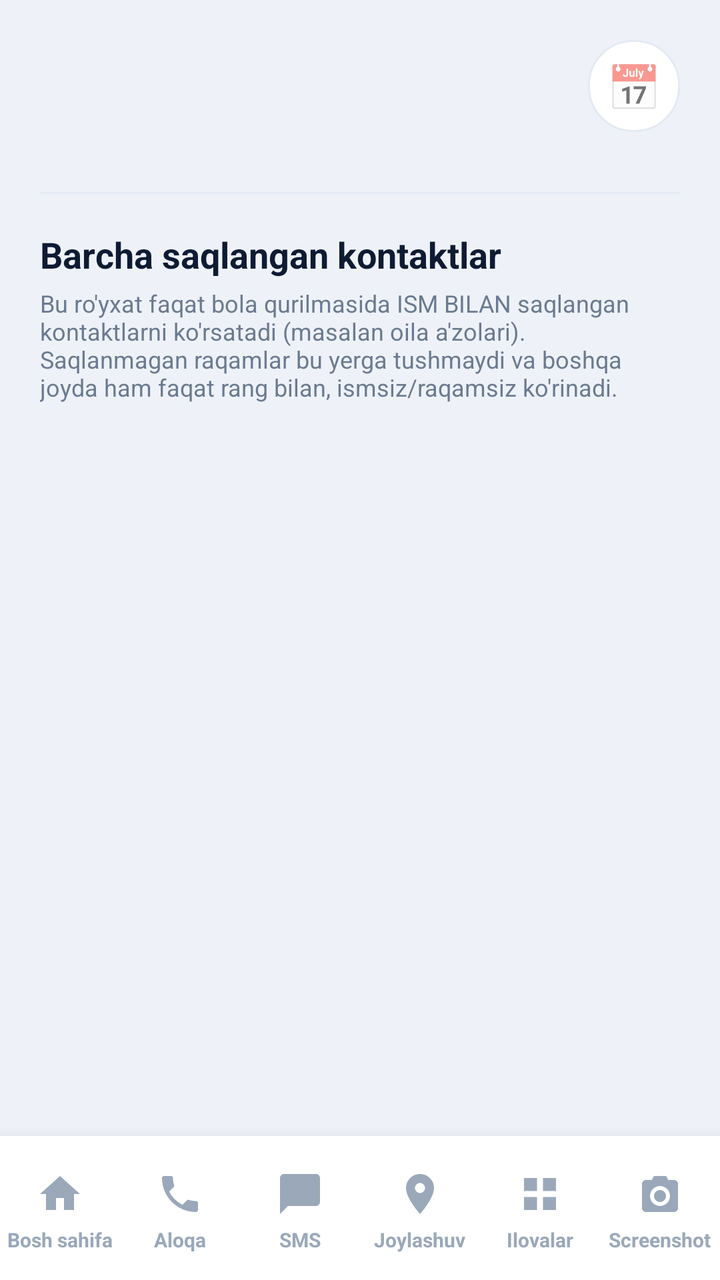
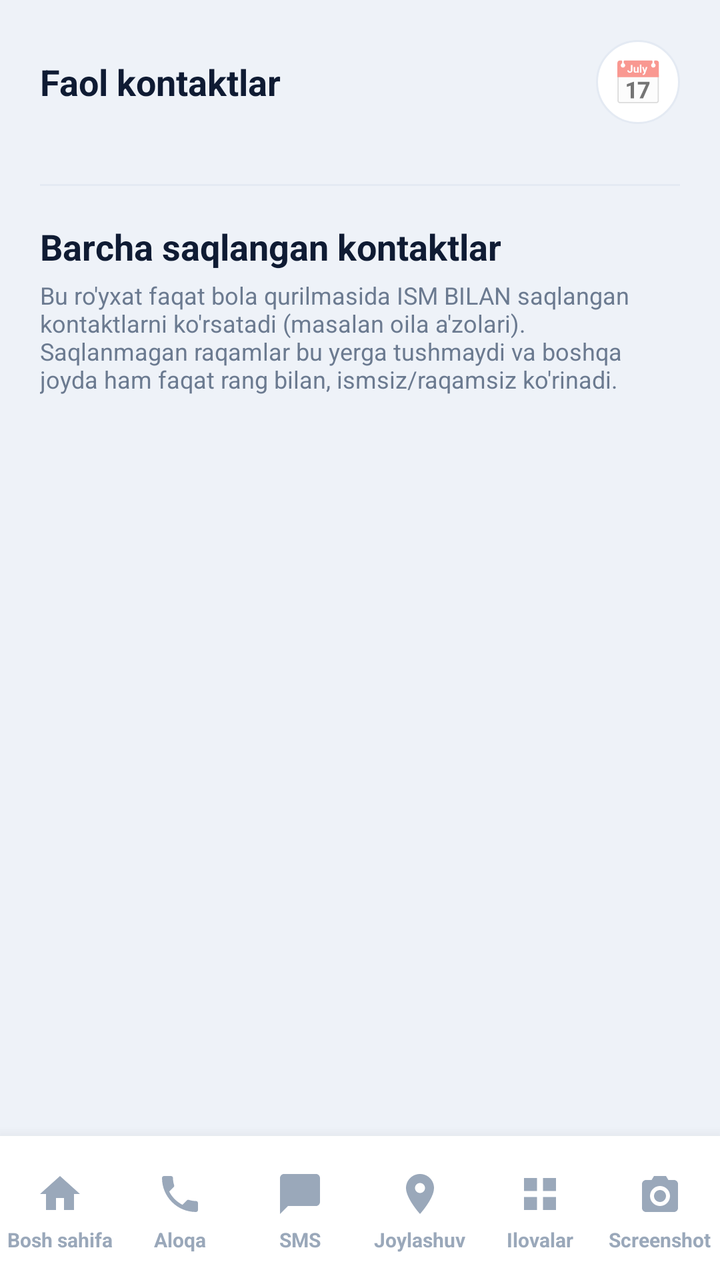

Before-and-after screenshots of an Android layout around one commit, followed by the original layout XML and the change that was made.
<!-- AndroidManifest.xml: application theme Theme.OilaNazorati -->
<!-- res/layout/activity_saved_contacts.xml -->
<?xml version="1.0" encoding="utf-8"?>
<LinearLayout xmlns:android="http://schemas.android.com/apk/res/android"
    android:layout_width="match_parent"
    android:layout_height="match_parent"
    android:orientation="vertical"
    android:background="@color/color_bg">

    <ScrollView
        android:layout_width="match_parent"
        android:layout_height="0dp"
        android:layout_weight="1">

        <LinearLayout
            android:layout_width="match_parent"
            android:layout_height="wrap_content"
            android:orientation="vertical"
            android:padding="20dp">

            
            <LinearLayout
                android:layout_width="match_parent"
                android:layout_height="wrap_content"
                android:gravity="end"
                android:layout_marginBottom="8dp">

                <TextView
                    android:id="@+id/btnPickDate"
                    android:layout_width="46dp"
                    android:layout_height="46dp"
                    android:gravity="center"
                    android:text="📅"
                    android:textSize="22sp"
                    android:contentDescription="Sana tanlash"
                    android:background="@drawable/bg_card_theme"
                    android:clickable="true"
                    android:focusable="true"/>
            </LinearLayout>

            <androidx.recyclerview.widget.RecyclerView
                android:id="@+id/todayContactsList"
                android:layout_width="match_parent"
                android:layout_height="wrap_content"
                android:nestedScrollingEnabled="false"/>

            <LinearLayout
                android:id="@+id/dayResultCard"
                android:layout_width="match_parent"
                android:layout_height="wrap_content"
                android:orientation="vertical"
                android:background="@drawable/bg_card_theme"
                android:padding="16dp"
                android:layout_marginTop="16dp"
                android:visibility="gone">

                <TextView
                    android:id="@+id/selectedDateLabel"
                    android:layout_width="match_parent"
                    android:layout_height="wrap_content"
                    android:textSize="13sp"
                    android:textColor="@color/color_text_secondary"/>

                <TextView
                    android:id="@+id/dayCountLabel"
                    android:layout_width="match_parent"
                    android:layout_height="wrap_content"
                    android:textSize="16sp"
                    android:textStyle="bold"
                    android:textColor="@color/color_text_primary"
                    android:layout_marginTop="2dp"
                    android:layout_marginBottom="12dp"/>

                <TextView
                    android:id="@+id/dayEmptyText"
                    android:layout_width="match_parent"
                    android:layout_height="wrap_content"
                    android:text="Bu kunda hech kim bilan gaplashilmagan."
                    android:textSize="13sp"
                    android:textColor="@color/color_text_secondary"
                    android:visibility="gone"/>

                <androidx.recyclerview.widget.RecyclerView
                    android:id="@+id/dayContactsList"
                    android:layout_width="match_parent"
                    android:layout_height="wrap_content"
                    android:nestedScrollingEnabled="false"/>

            </LinearLayout>

            <View
                android:layout_width="match_parent"
                android:layout_height="1dp"
                android:background="@color/color_border"
                android:layout_marginTop="22dp"
                android:layout_marginBottom="18dp"/>

            <TextView
                android:layout_width="match_parent"
                android:layout_height="wrap_content"
                android:text="Barcha saqlangan kontaktlar"
                android:textSize="18sp"
                android:textStyle="bold"
                android:textColor="@color/color_text_primary"/>

            <TextView
                android:layout_width="match_parent"
                android:layout_height="wrap_content"
                android:text="Bu ro'yxat faqat bola qurilmasida ISM BILAN saqlangan kontaktlarni ko'rsatadi (masalan oila a'zolari). Saqlanmagan raqamlar bu yerga tushmaydi va boshqa joyda ham faqat rang bilan, ismsiz/raqamsiz ko'rinadi."
                android:textSize="12sp"
                android:textColor="@color/color_text_secondary"
                android:layout_marginTop="4dp"
                android:layout_marginBottom="14dp"/>

            <androidx.recyclerview.widget.RecyclerView
                android:id="@+id/savedContactsList"
                android:layout_width="match_parent"
                android:layout_height="wrap_content"
                android:nestedScrollingEnabled="false"/>

        </LinearLayout>
    </ScrollView>

    <include layout="@layout/layout_bottom_nav"/>

</LinearLayout>
<!-- res/layout/layout_bottom_nav.xml (included above) -->
<?xml version="1.0" encoding="utf-8"?>
<LinearLayout xmlns:android="http://schemas.android.com/apk/res/android"
    android:layout_width="match_parent"
    android:layout_height="72dp"
    android:orientation="horizontal"
    android:background="@color/color_surface"
    android:elevation="12dp"
    android:paddingTop="4dp">

    <LinearLayout
        android:id="@+id/navHome"
        android:layout_width="0dp" android:layout_height="match_parent" android:layout_weight="1"
        android:orientation="vertical" android:gravity="center"
        android:background="?attr/selectableItemBackground" android:clickable="true" android:focusable="true">
        <ImageView android:layout_width="24dp" android:layout_height="24dp" android:src="@drawable/ic_nav_home" android:tint="@color/color_nav_inactive" android:contentDescription="Bosh sahifa"/>
        <TextView android:layout_width="wrap_content" android:layout_height="wrap_content" android:layout_marginTop="4dp" android:text="Bosh sahifa" android:textColor="@color/color_nav_inactive" android:textSize="10sp" android:textStyle="bold" android:maxLines="1" android:ellipsize="end"/>
    </LinearLayout>

    <LinearLayout
        android:id="@+id/navCalls"
        android:layout_width="0dp" android:layout_height="match_parent" android:layout_weight="1"
        android:orientation="vertical" android:gravity="center"
        android:background="?attr/selectableItemBackground" android:clickable="true" android:focusable="true">
        <ImageView android:layout_width="24dp" android:layout_height="24dp" android:src="@drawable/ic_nav_call" android:tint="@color/color_nav_inactive" android:contentDescription="Aloqa"/>
        <TextView android:layout_width="wrap_content" android:layout_height="wrap_content" android:layout_marginTop="4dp" android:text="Aloqa" android:textColor="@color/color_nav_inactive" android:textSize="10sp" android:textStyle="bold" android:maxLines="1" android:ellipsize="end"/>
    </LinearLayout>

    <LinearLayout
        android:id="@+id/navSms"
        android:layout_width="0dp" android:layout_height="match_parent" android:layout_weight="1"
        android:orientation="vertical" android:gravity="center"
        android:background="?attr/selectableItemBackground" android:clickable="true" android:focusable="true">
        <ImageView android:layout_width="24dp" android:layout_height="24dp" android:src="@drawable/ic_message" android:tint="@color/color_nav_inactive" android:contentDescription="SMS"/>
        <TextView android:layout_width="wrap_content" android:layout_height="wrap_content" android:layout_marginTop="4dp" android:text="SMS" android:textColor="@color/color_nav_inactive" android:textSize="10sp" android:textStyle="bold" android:maxLines="1" android:ellipsize="end"/>
    </LinearLayout>

    <LinearLayout
        android:id="@+id/navLocation"
        android:layout_width="0dp" android:layout_height="match_parent" android:layout_weight="1"
        android:orientation="vertical" android:gravity="center"
        android:background="?attr/selectableItemBackground" android:clickable="true" android:focusable="true">
        <ImageView android:layout_width="24dp" android:layout_height="24dp" android:src="@drawable/ic_nav_location" android:tint="@color/color_nav_inactive" android:contentDescription="Joylashuv"/>
        <TextView android:layout_width="wrap_content" android:layout_height="wrap_content" android:layout_marginTop="4dp" android:text="Joylashuv" android:textColor="@color/color_nav_inactive" android:textSize="10sp" android:textStyle="bold" android:maxLines="1" android:ellipsize="end"/>
    </LinearLayout>

    <LinearLayout
        android:id="@+id/navApps"
        android:layout_width="0dp" android:layout_height="match_parent" android:layout_weight="1"
        android:orientation="vertical" android:gravity="center"
        android:background="?attr/selectableItemBackground" android:clickable="true" android:focusable="true">
        <ImageView android:layout_width="24dp" android:layout_height="24dp" android:src="@drawable/ic_nav_apps" android:tint="@color/color_nav_inactive" android:contentDescription="Ilovalar"/>
        <TextView android:layout_width="wrap_content" android:layout_height="wrap_content" android:layout_marginTop="4dp" android:text="Ilovalar" android:textColor="@color/color_nav_inactive" android:textSize="10sp" android:textStyle="bold" android:maxLines="1" android:ellipsize="end"/>
    </LinearLayout>

    <LinearLayout
        android:id="@+id/navScreenshot"
        android:layout_width="0dp" android:layout_height="match_parent" android:layout_weight="1"
        android:orientation="vertical" android:gravity="center"
        android:background="?attr/selectableItemBackground" android:clickable="true" android:focusable="true">
        <ImageView android:layout_width="24dp" android:layout_height="24dp" android:src="@drawable/ic_nav_screenshot" android:tint="@color/color_nav_inactive" android:contentDescription="Screenshot"/>
        <TextView android:layout_width="wrap_content" android:layout_height="wrap_content" android:layout_marginTop="4dp" android:text="Screenshot" android:textColor="@color/color_nav_inactive" android:textSize="10sp" android:textStyle="bold" android:maxLines="1" android:ellipsize="end"/>
    </LinearLayout>

</LinearLayout>
<!-- resources referenced by this layout -->
<resources>
  <color name="color_bg">#EEF2F8</color>
  <color name="color_border">#E4EAF3</color>
  <color name="color_nav_inactive">#9AA8BA</color>
  <color name="color_surface">#FFFFFF</color>
  <color name="color_text_primary">#0F1B33</color>
  <color name="color_text_secondary">#6B7A90</color>
  <!-- drawable bg_card_theme (drawable) -->
  <?xml version="1.0" encoding="utf-8"?>
  <shape xmlns:android="http://schemas.android.com/apk/res/android">
      <solid android:color="@color/color_surface"/>
      <corners android:radius="22dp"/>
      <stroke android:width="1dp" android:color="@color/color_border"/>
  </shape>
  <!-- drawable ic_message (drawable) -->
  <vector xmlns:android="http://schemas.android.com/apk/res/android"
      android:width="24dp" android:height="24dp"
      android:viewportWidth="24" android:viewportHeight="24">
      <path android:fillColor="#FFFFFF"
          android:pathData="M20,2L4,2c-1.1,0 -2,0.9 -2,2v18l4,-4h14c1.1,0 2,-0.9 2,-2L22,4c0,-1.1 -0.9,-2 -2,-2z"/>
  </vector>
  <!-- drawable ic_nav_apps (drawable) -->
  <vector xmlns:android="http://schemas.android.com/apk/res/android"
      android:width="24dp" android:height="24dp"
      android:viewportWidth="24" android:viewportHeight="24">
      <path android:fillColor="#FFFFFF"
          android:pathData="M4,4h6.5v6.5H4V4zM13.5,4H20v6.5h-6.5V4zM4,13.5h6.5V20H4V13.5zM13.5,13.5H20V20h-6.5V13.5z"/>
  </vector>
  <!-- drawable ic_nav_call (drawable) -->
  <vector xmlns:android="http://schemas.android.com/apk/res/android"
      android:width="24dp" android:height="24dp"
      android:viewportWidth="24" android:viewportHeight="24">
      <path android:fillColor="#FFFFFF"
          android:pathData="M6.62,10.79c1.44,2.83 3.76,5.14 6.59,6.59l2.2,-2.2c0.27,-0.27 0.67,-0.36 1.02,-0.24 1.12,0.37 2.33,0.57 3.57,0.57 0.55,0 1,0.45 1,1L21,20c0,0.55 -0.45,1 -1,1 -9.39,0 -17,-7.61 -17,-17 0,-0.55 0.45,-1 1,-1h3.5c0.55,0 1,0.45 1,1 0,1.25 0.2,2.45 0.57,3.57 0.11,0.35 0.03,0.74 -0.25,1.02L6.62,10.79z"/>
  </vector>
  <!-- drawable ic_nav_home (drawable) -->
  <vector xmlns:android="http://schemas.android.com/apk/res/android"
      android:width="24dp" android:height="24dp"
      android:viewportWidth="24" android:viewportHeight="24">
      <path android:fillColor="#FFFFFF"
          android:pathData="M10,20v-6h4v6h5v-8h3L12,3 2,12h3v8z"/>
  </vector>
  <!-- drawable ic_nav_location (drawable) -->
  <vector xmlns:android="http://schemas.android.com/apk/res/android"
      android:width="24dp" android:height="24dp"
      android:viewportWidth="24" android:viewportHeight="24">
      <path android:fillColor="#FFFFFF"
          android:pathData="M12,2C8.13,2 5,5.13 5,9c0,5.25 7,13 7,13s7,-7.75 7,-13c0,-3.87 -3.13,-7 -7,-7zM12,11.5c-1.38,0 -2.5,-1.12 -2.5,-2.5s1.12,-2.5 2.5,-2.5 2.5,1.12 2.5,2.5 -1.12,2.5 -2.5,2.5z"/>
  </vector>
  <!-- drawable ic_nav_screenshot (drawable) -->
  <?xml version="1.0" encoding="utf-8"?>
  <vector xmlns:android="http://schemas.android.com/apk/res/android"
      android:width="24dp"
      android:height="24dp"
      android:viewportWidth="24"
      android:viewportHeight="24">
      <path
          android:fillColor="#FF000000"
          android:pathData="M9,3L7.8,5H5C3.9,5 3,5.9 3,7V19C3,20.1 3.9,21 5,21H19C20.1,21 21,20.1 21,19V7C21,5.9 20.1,5 19,5H16.2L15,3H9ZM12,8C14.76,8 17,10.24 17,13C17,15.76 14.76,18 12,18C9.24,18 7,15.76 7,13C7,10.24 9.24,8 12,8ZM12,10C10.34,10 9,11.34 9,13C9,14.66 10.34,16 12,16C13.66,16 15,14.66 15,13C15,11.34 13.66,10 12,10Z"/>
  </vector>
  <color name="color_primary">#0A84FF</color>
  <color name="color_primary_dark">#0A5FD0</color>
  <style name="Widget.OilaNazorati.Button" parent="Widget.MaterialComponents.Button">
          <item name="backgroundTint">@color/selector_button_primary</item>
          <item name="android:textColor">#FFFFFF</item>
          <item name="cornerRadius">16dp</item>
      </style>
  <style name="Widget.OilaNazorati.AlertDialogButton" parent="Widget.MaterialComponents.Button.TextButton.Dialog">
          <item name="android:textColor">@color/color_primary</item>
      </style>
  <!-- unchanged entries left out for length: 2 -->
</resources>

<!-- the commit's change to res/layout/activity_saved_contacts.xml (unified diff, before → after) -->
@@ -20,16 +20,26 @@
             <LinearLayout
                 android:layout_width="match_parent"
                 android:layout_height="wrap_content"
-                android:gravity="end"
+                android:gravity="center_vertical"
+                android:orientation="horizontal"
                 android:layout_marginBottom="8dp">
 
                 <TextView
+                    android:layout_width="0dp"
+                    android:layout_height="wrap_content"
+                    android:layout_weight="1"
+                    android:text="Faol kontaktlar"
+                    android:textSize="18sp"
+                    android:textStyle="bold"
+                    android:textColor="@color/color_text_primary"/>
+
+                <TextView
                     android:id="@+id/btnPickDate"
-                    android:layout_width="46dp"
-                    android:layout_height="46dp"
+                    android:layout_width="42dp"
+                    android:layout_height="42dp"
                     android:gravity="center"
                     android:text="📅"
-                    android:textSize="22sp"
+                    android:textSize="21sp"
                     android:contentDescription="Sana tanlash"
                     android:background="@drawable/bg_card_theme"
                     android:clickable="true"
